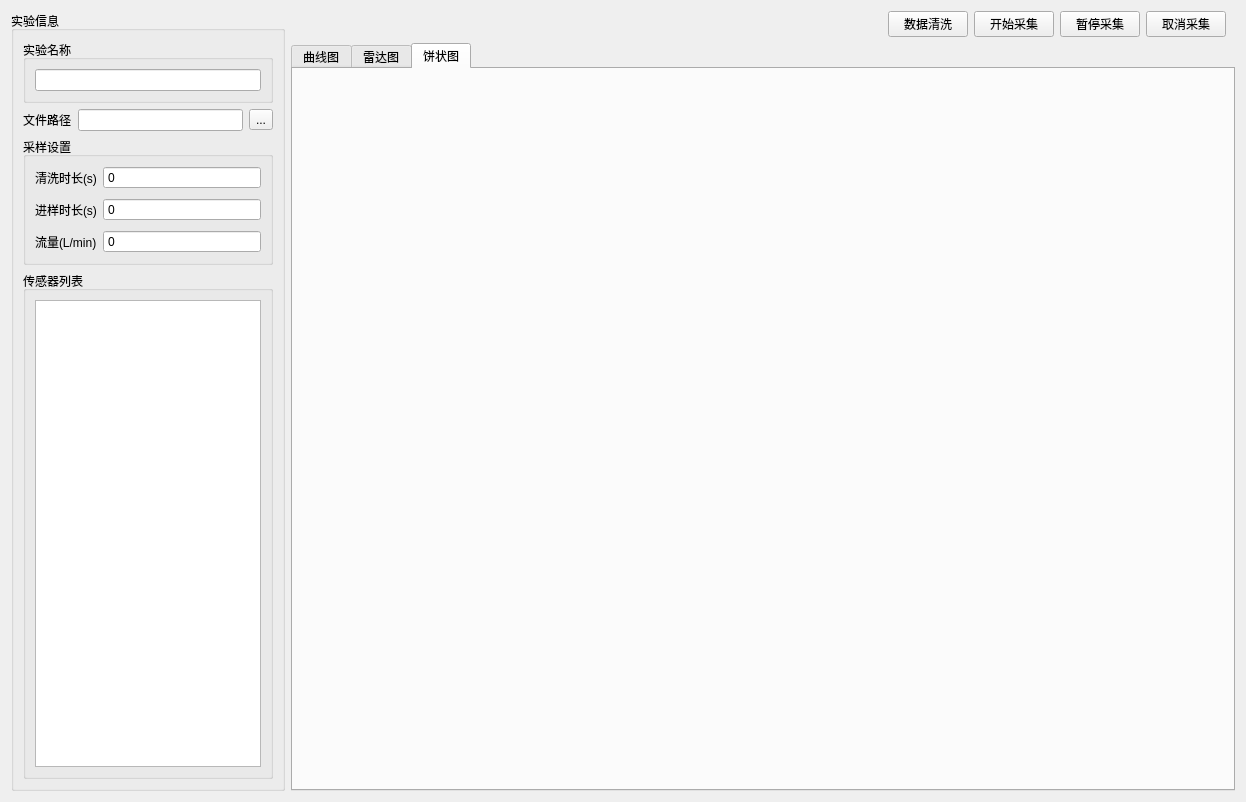
Before: the Qt Designer form Enose/resource_ui/ui_file/Gragh_show.ui in WMSF111/E_Nose, drawn with Qt 5.
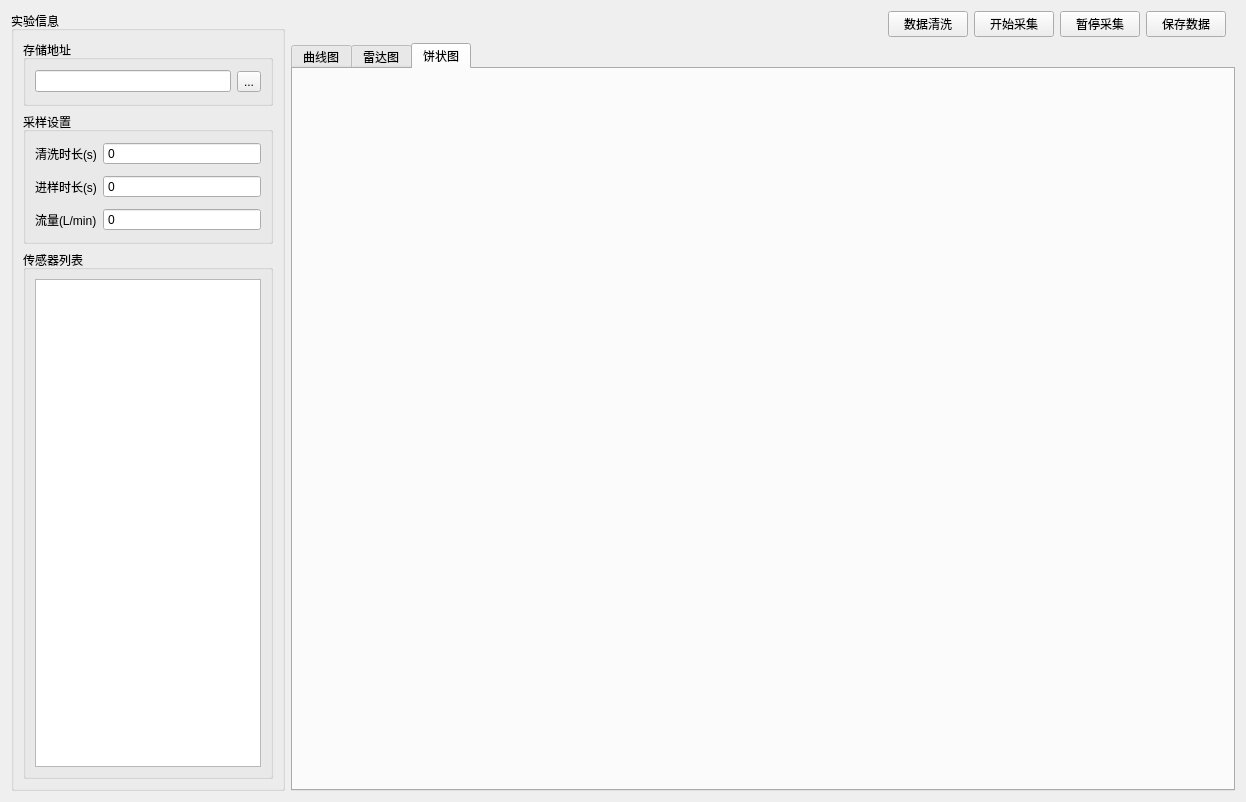
After: the same form once the commit is applied.

Diff of the .ui file:
```diff
--- a/Enose/resource_ui/ui_file/Gragh_show.ui
+++ b/Enose/resource_ui/ui_file/Gragh_show.ui
@@ -33,39 +33,25 @@
        <property name="checkable">
         <bool>false</bool>
        </property>
-       <layout class="QVBoxLayout" name="verticalLayout" stretch="0,0,1,4">
+       <layout class="QVBoxLayout" name="verticalLayout" stretch="1,2,8">
         <item>
          <widget class="QGroupBox" name="groupBox_2">
           <property name="title">
-           <string>实验名称</string>
+           <string>存储地址</string>
           </property>
-          <layout class="QGridLayout" name="gridLayout_3">
-           <item row="0" column="0">
-            <widget class="QLineEdit" name="Experiment_lineEdit"/>
-           </item>
-          </layout>
-         </widget>
-        </item>
-        <item>
          <layout class="QHBoxLayout" name="horizontalLayout_2">
           <item>
-           <widget class="QLabel" name="label">
-            <property name="text">
-             <string>文件路径</string>
-            </property>
-           </widget>
+            <widget class="QLineEdit" name="Folder_lineEdit"/>
           </item>
           <item>
-           <widget class="QLineEdit" name="File_lineEdit"/>
-          </item>
-          <item>
-           <widget class="QToolButton" name="toolButton">
+            <widget class="QToolButton" name="Folder_Button">
             <property name="text">
              <string>...</string>
             </property>
            </widget>
           </item>
          </layout>
+         </widget>
         </item>
         <item>
          <widget class="QGroupBox" name="groupBox_3">
@@ -226,7 +212,7 @@
          </widget>
         </item>
         <item>
-         <widget class="QPushButton" name="Cancel_Button">
+         <widget class="QPushButton" name="Save_Button">
           <property name="maximumSize">
            <size>
             <width>100</width>
@@ -234,7 +220,7 @@
            </size>
           </property>
           <property name="text">
-           <string>取消采集</string>
+           <string>保存数据</string>
           </property>
          </widget>
         </item>
```
Lines whose indentation alone changed are shown as unchanged.
